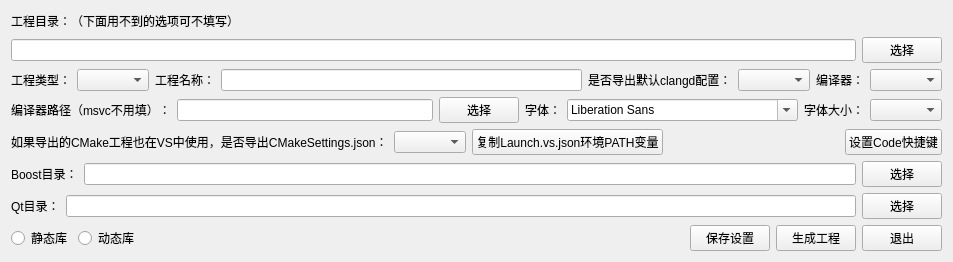
Above: MainWidget.ui from taynpg/quick-cpp before the change. Below: the same form after it.
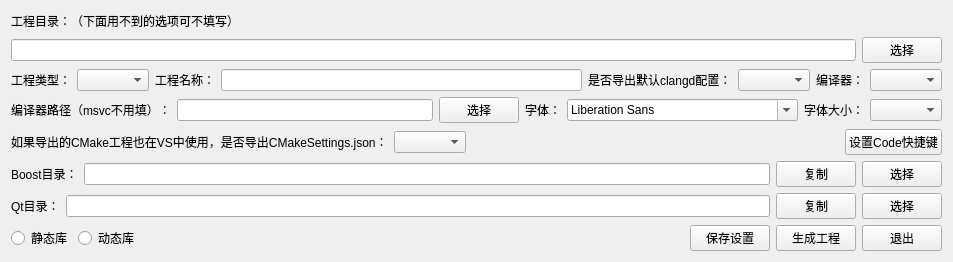
That is the form after the change.

Commit message: 复制vs环境变量改为导出launch.vs.json（仅在vs2022测试通过），添加复制库目录。

```diff
--- a/MainWidget.ui
+++ b/MainWidget.ui
@@ -155,13 +155,6 @@
      <item>
       <widget class="QComboBox" name="cbExportCMakeSetting"/>
      </item>
-     <item>
-      <widget class="QPushButton" name="btnCopyEnv">
-       <property name="text">
-        <string>复制Launch.vs.json环境PATH变量</string>
-       </property>
-      </widget>
-     </item>
      <item>
       <spacer name="horizontalSpacer_4">
        <property name="orientation">
@@ -196,6 +189,13 @@
      <item>
       <widget class="QLineEdit" name="edBoostPath"/>
      </item>
+     <item>
+      <widget class="QPushButton" name="btnCopyBoostDir">
+       <property name="text">
+        <string>复制</string>
+       </property>
+      </widget>
+     </item>
      <item>
       <widget class="QPushButton" name="btnSelectBoost">
        <property name="text">
@@ -217,6 +217,13 @@
      <item>
       <widget class="QLineEdit" name="edQtPath"/>
      </item>
+     <item>
+      <widget class="QPushButton" name="btnCopyQtDir">
+       <property name="text">
+        <string>复制</string>
+       </property>
+      </widget>
+     </item>
      <item>
       <widget class="QPushButton" name="btnSelectQt">
        <property name="text">
```
The commit also changes 8 other files.
